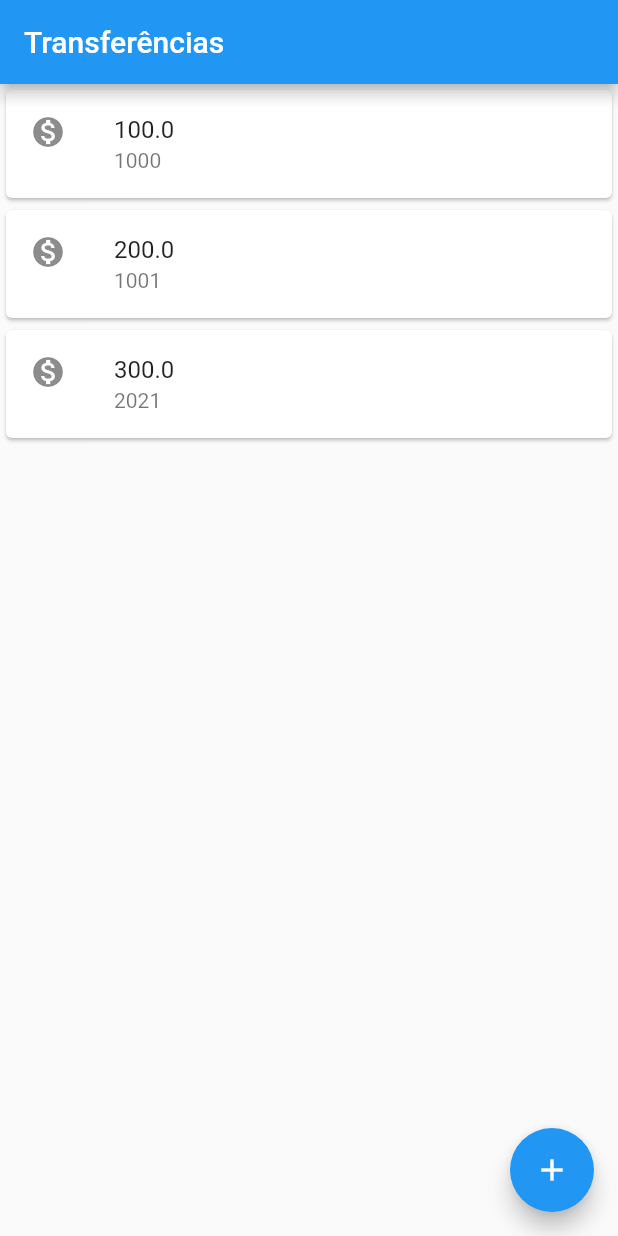
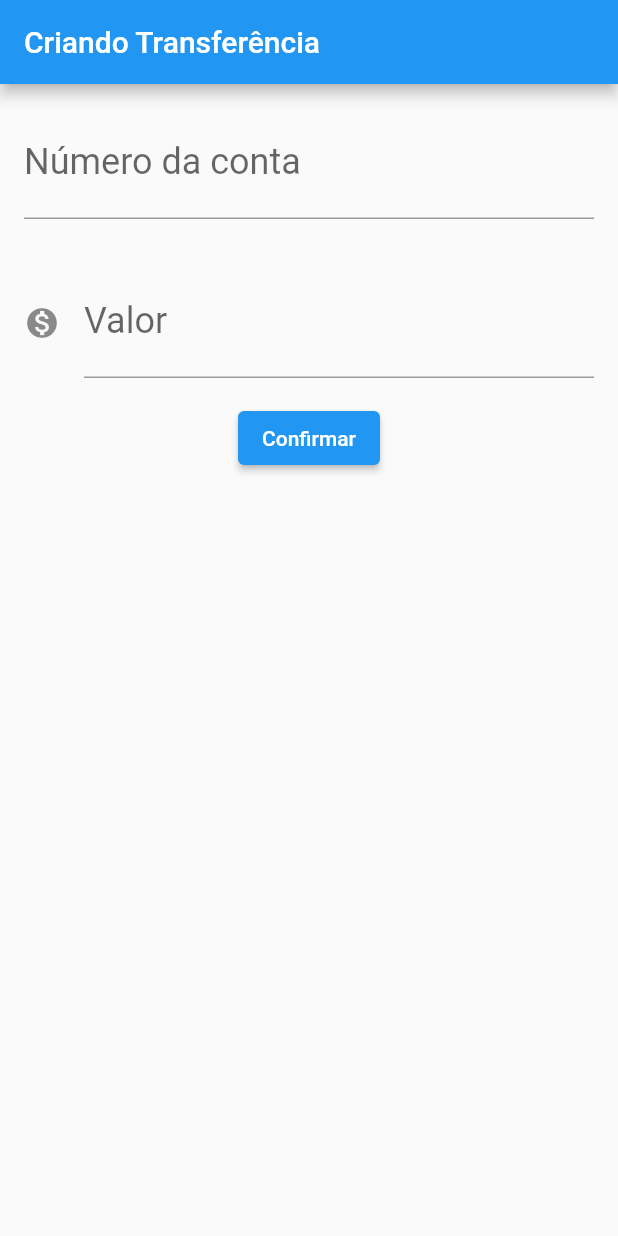
Before and after one commit to TakashiNishii/ByteBank, a Flutter app: the screen it shows after launch, on a phone screen of 412 x 824 dp. Run offline on Flutter 3.47's test engine with Material 2 defaults, Android fonts, the phone set to English and light mode, and no system bars.

Commit message:
:rocket: :art:  Capítulo 3: Criando formulario e refatorando código Aprendi a habilitar o hot reload, criação de formularios com o widget TextInput, colocar margens utilizando o widget Padding estilização do TextFiel e realizei o desafio de colocar um SnackBar a cada transação

```diff
--- a/lib/main.dart
+++ b/lib/main.dart
@@ -1,30 +1,99 @@
 import 'package:flutter/material.dart';
 
 void main() {
-  runApp(MaterialApp(
-    home: Scaffold(
-      body: ListaTransferencias(),
+  runApp(BytebankApp());
+}
+
+class BytebankApp extends StatelessWidget {
+  const BytebankApp({Key? key}) : super(key: key);
+
+  @override
+  Widget build(BuildContext context) {
+    return MaterialApp(
+      home: Scaffold(
+        body: FormularioTransferencia(),
+      ),
+    );
+  }
+}
+
+class FormularioTransferencia extends StatelessWidget {
+  final TextEditingController _controladorCampoNumeroConta = TextEditingController();
+  final TextEditingController _controladorCampoValor = TextEditingController();
+
+  @override
+  Widget build(BuildContext context) {
+    return Scaffold(
+      appBar: AppBar(
+        title: Text("Criando Transferência"),
+      ),
+      body: Column(
+        children: [
+          Padding(
+            padding: const EdgeInsets.all(16.0),
+            child: TextField(
+
+              controller: _controladorCampoNumeroConta,
+              style: TextStyle(
+                fontSize: 24.0,
+              ),
+              decoration: InputDecoration(
+                  labelText: "Número da conta", hintText: '0000'),
+              keyboardType: TextInputType.number,
+            ),
+          ),
+          Padding(
+            padding: const EdgeInsets.all(16.0),
+            child: TextField(
+              controller: _controladorCampoValor,
+              style: TextStyle(
+                fontSize: 24.0,
+              ),
+              decoration: InputDecoration(
+                  icon: Icon(Icons.monetization_on),
+                  labelText: "Valor",
+                  hintText: '0.00'),
+              keyboardType: TextInputType.number,
+            ),
+          ),
+          ElevatedButton(
+            child: Text("Confirmar"),
+            onPressed: ()  {
+              debugPrint("Clicou no confirmar");
+              final int? numeroConta = int.tryParse(_controladorCampoNumeroConta.text);
+              final double? valor = double.tryParse(_controladorCampoValor.text);
+              if(numeroConta != null && valor != null){
+                final transferenciaCriada =  Transferencia(valor, numeroConta);
+                ScaffoldMessenger.of(context).showSnackBar(
+                  SnackBar(content: Text('$transferenciaCriada')),
+                );
+              }
+            },
+          )
+        ],
+      )
+    );
+  }
+}
+
+class ListaTransferencias extends StatelessWidget {
+  @override
+  Widget build(BuildContext context) {
+    return Scaffold(
       appBar: AppBar(
         title: Text("Transferências"),
+      ),
+      body: Column(
+        children: [
+          ItemTransferencia(Transferencia(100.0, 1000)),
+          ItemTransferencia(Transferencia(200.0, 1001)),
+          ItemTransferencia(Transferencia(300.0, 2021)),
+        ],
       ),
       floatingActionButton: FloatingActionButton(
         onPressed: () => null,
         child: Icon(Icons.add),
       ),
-    ),
-  ));
-}
-
-class ListaTransferencias extends StatelessWidget {
-  @override
-  Widget build(BuildContext context) {
-    // TODO: implement build
-    return Column(
-      children: [
-        ItemTransferencia(Transferencia(100.0, 1000)),
-        ItemTransferencia(Transferencia(200.0, 1001)),
-        ItemTransferencia(Transferencia(300.0, 2021)),
-      ],
     );
   }
 }
@@ -36,13 +105,13 @@ class ItemTransferencia extends StatelessWidget {
 
   @override
   Widget build(BuildContext context) {
-    // TODO: implement build
     return Card(
-        child: ListTile(
-      leading: Icon(Icons.monetization_on),
-      title: Text(_transferencia.valor.toString()),
-      subtitle: Text(_transferencia.numeroConta.toString()),
-    ));
+      child: ListTile(
+        leading: Icon(Icons.monetization_on),
+        title: Text(_transferencia.valor.toString()),
+        subtitle: Text(_transferencia.numeroConta.toString()),
+      )
+    );
   }
 }
 
@@ -51,4 +120,9 @@ class Transferencia {
   final int numeroConta;
 
   Transferencia(this.valor, this.numeroConta);
+
+  @override
+  String toString() {
+    return 'Transferencia{valor: $valor, numeroConta: $numeroConta}';
+  }
 }
```
Also changed, not shown: 1 other file.
